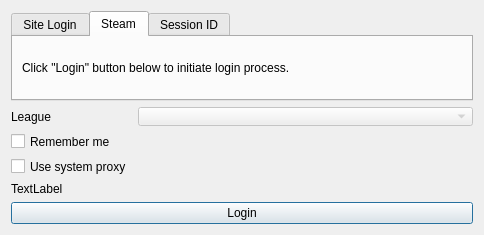
Before: the Qt Designer form forms/logindialog.ui in xyzz/acquisition, drawn with Qt 5.
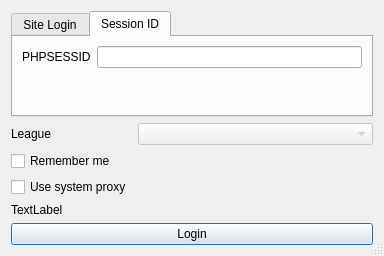
After: the same form once the commit is applied. The open tabs and pages were chosen to show the change.

Commit message:
Removed steam login support
Removes like 50%+ dependencies and they can always use PHPSSID anyway

Diff of the .ui file:
```diff
--- a/forms/logindialog.ui
+++ b/forms/logindialog.ui
@@ -6,24 +6,18 @@
    <rect>
     <x>0</x>
     <y>0</y>
-    <width>484</width>
-    <height>235</height>
+    <width>384</width>
+    <height>256</height>
    </rect>
   </property>
   <property name="minimumSize">
    <size>
-    <width>466</width>
-    <height>235</height>
+    <width>384</width>
+    <height>256</height>
    </size>
   </property>
-  <property name="maximumSize">
-   <size>
-    <width>484</width>
-    <height>235</height>
-   </size>
-  </property>
-  <property name="windowTitle">
-   <string>Log in</string>
+  <property name="sizeGripEnabled">
+   <bool>true</bool>
   </property>
   <layout class="QVBoxLayout" name="verticalLayout">
    <item>
@@ -81,20 +75,6 @@
        </item>
       </layout>
      </widget>
-     <widget class="QWidget" name="tab_2">
-      <attribute name="title">
-       <string>Steam</string>
-      </attribute>
-      <layout class="QVBoxLayout" name="verticalLayout_4">
-       <item>
-        <widget class="QLabel" name="label_4">
-         <property name="text">
-          <string>Click &quot;Login&quot; button below to initiate login process.</string>
-         </property>
-        </widget>
-       </item>
-      </layout>
-     </widget>
      <widget class="QWidget" name="tab_3">
       <attribute name="title">
        <string>Session ID</string>
```
Left out of the diff: 2 changed lines with no effect on the pictures. The commit also changes 6 other files.
